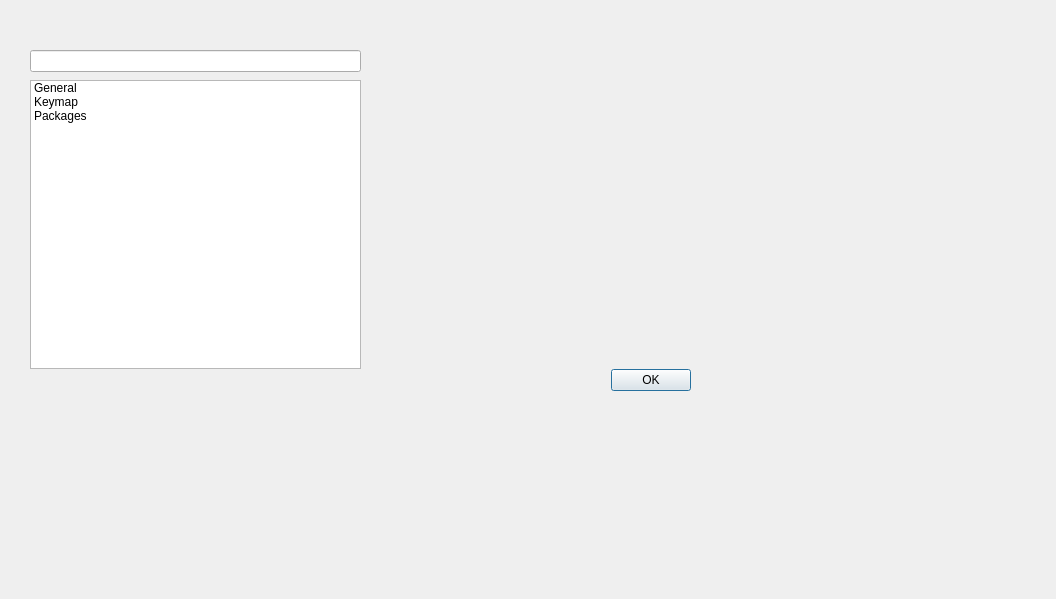
Qt form widgets/src/ConfigDialog.ui (silkedit/silkedit) before a commit.
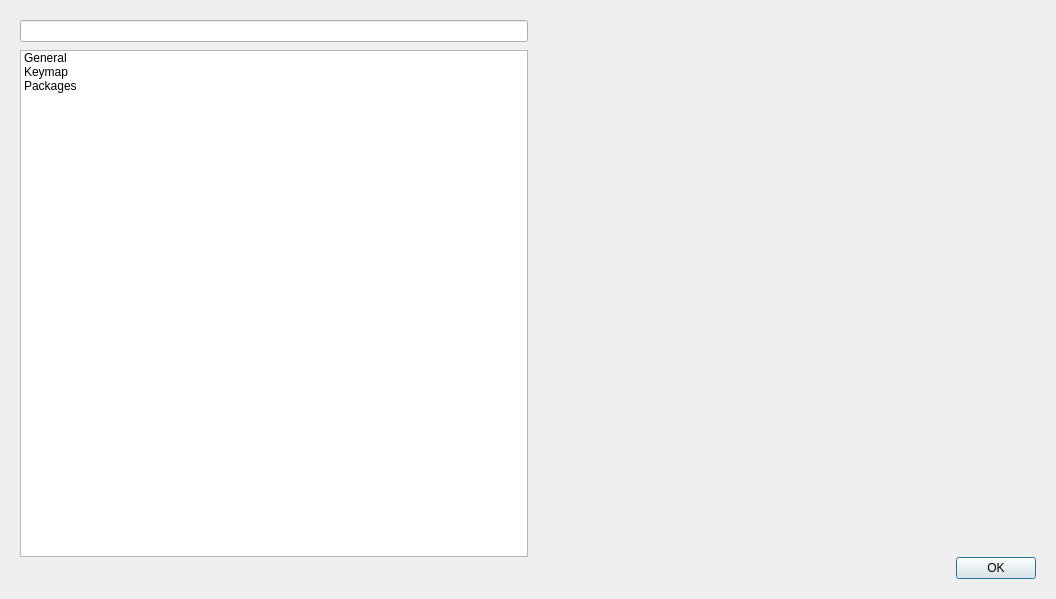
The same form after that commit. Custom widgets are drawn as their Qt base class.

Diff of the .ui file:
```diff
--- a/widgets/src/ConfigDialog.ui
+++ b/widgets/src/ConfigDialog.ui
@@ -13,15 +13,6 @@
   <property name="windowTitle">
    <string>Preferences</string>
   </property>
-  <widget class="QWidget" name="verticalLayoutWidget">
-   <property name="geometry">
-    <rect>
-     <x>10</x>
-     <y>30</y>
-     <width>701</width>
-     <height>381</height>
-    </rect>
-   </property>
    <layout class="QVBoxLayout" name="rootLayout">
     <property name="spacing">
      <number>0</number>
@@ -116,7 +107,6 @@
      </layout>
     </item>
    </layout>
-  </widget>
  </widget>
  <customwidgets>
   <customwidget>
```
Lines whose indentation alone changed are shown as unchanged.
